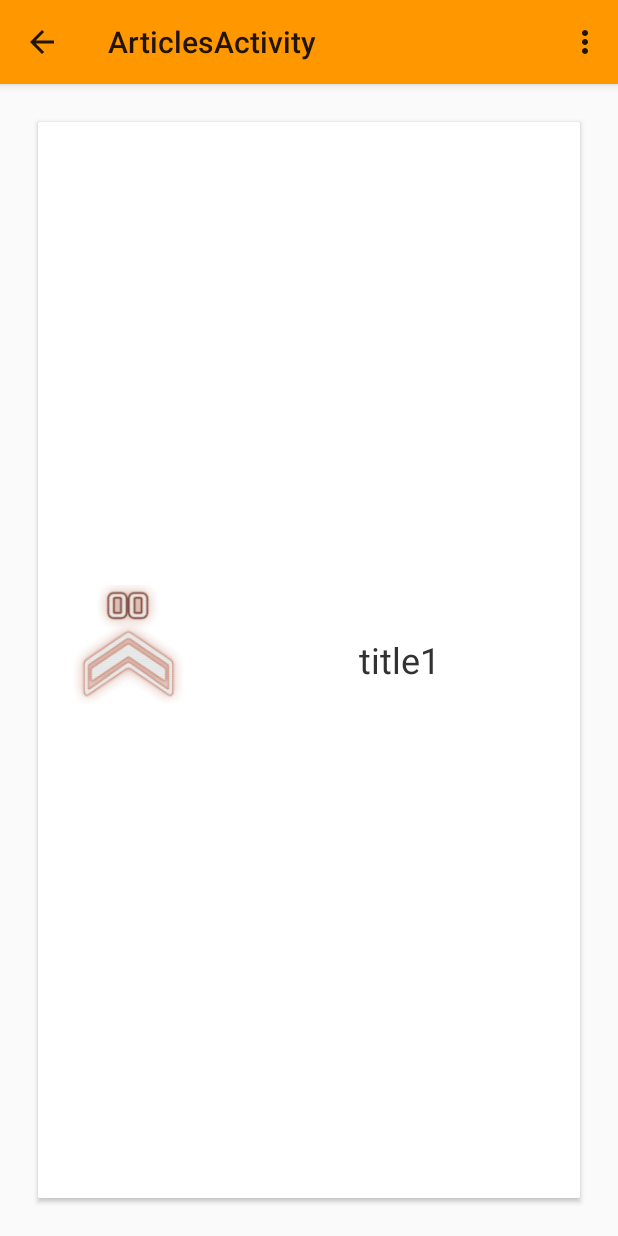
After one commit to mafraqs/BF4StatsApp, an Android app: the ArticlesActivity screen opened directly, with no data from a screen before it, on a phone screen of 412 x 824 dp. The commit adds this screen. Run offline under Robolectric (Android 15) with nearby library versions, the light colour scheme and no system bars.

Commit message:
CardView for Articles (Branch: RSS_Approach)

```diff
--- a/app/build.gradle
+++ b/app/build.gradle
@@ -5,7 +5,7 @@ android {
     buildToolsVersion "21.1.2"
     defaultConfig {
         applicationId 'com.example.marius.bf4statsapp'
-        minSdkVersion 19
+        minSdkVersion 21
         targetSdkVersion 21
         versionCode 1
         versionName "1.0"
--- a/app/src/main/AndroidManifest.xml
+++ b/app/src/main/AndroidManifest.xml
@@ -9,6 +9,7 @@
         android:icon="@mipmap/ic_launcher"
         android:label="@string/app_name"
         android:theme="@style/AppTheme" >
+
         <activity
             android:name=".MainActivity"
             android:label="@string/app_name" >
@@ -23,6 +24,7 @@
                 <category android:name="android.intent.category.LAUNCHER" />
             </intent-filter>
         </activity>
+
         <activity
             android:name=".SearchSoldiersActivity"
             android:label="@string/title_activity_search_soldiers" >
@@ -30,6 +32,7 @@
                 <action android:name="android.intent.action.SEARCH" />
             </intent-filter>
         </activity>
+
         <activity
             android:name=".ComparisonActivity"
             android:label="@string/title_activity_comparison"
@@ -37,10 +40,24 @@
             <meta-data
                 android:name="android.support.PARENT_ACTIVITY"
                 android:value="com.example.marius.bf4statsapp.MainActivity" />
+
             <intent-filter>
                 <action android:name="android.intent.action.SEARCH" />
+
                 <category android:name="android.intent.category.LAUNCHER" />
             </intent-filter>
+        </activity>
+
+        <activity
+            android:name=".ArticlesActivity"
+            android:label="@string/title_activity_articles"
+            android:parentActivityName=".MainActivity" >
+
+            <meta-data
+                android:name="android.support.PARENT_ACTIVITY"
+                android:value="com.example.marius.bf4statsapp.MainActivity" />
+
+
         </activity>
     </application>
 
--- /dev/null
+++ b/app/src/main/java/com/example/marius/bf4statsapp/ArticlesActivity.java
@@ -0,0 +1,76 @@
+package com.example.marius.bf4statsapp;
+
+import android.app.Activity;
+import android.os.Bundle;
+import android.support.v7.widget.DefaultItemAnimator;
+import android.support.v7.widget.LinearLayoutManager;
+import android.support.v7.widget.RecyclerView;
+import android.view.Menu;
+import android.view.MenuItem;
+
+import java.util.ArrayList;
+import java.util.List;
+
+import uihelper.ArticleInfo;
+import uihelper.ArticlesAdapter;
+
+
+public class ArticlesActivity extends Activity {
+
+    private RecyclerView mRecyclerView;
+    private ArticlesAdapter mAdapter;
+
+    @Override
+    protected void onCreate(Bundle savedInstanceState) {
+
+        super.onCreate(savedInstanceState);
+        setContentView(R.layout.activity_articles);
+
+        mRecyclerView = (RecyclerView)findViewById(R.id.cardList);
+        mRecyclerView.setLayoutManager(new LinearLayoutManager(this));
+        mRecyclerView.setItemAnimator(new DefaultItemAnimator());
+
+        mAdapter = new ArticlesAdapter(createList(10), R.layout.card_layout_articles, this);
+        mRecyclerView.setAdapter(mAdapter);
+    }
+
+
+    @Override
+    public boolean onCreateOptionsMenu(Menu menu) {
+        // Inflate the menu; this adds items to the action bar if it is present.
+        getMenuInflater().inflate(R.menu.menu_articles, menu);
+        return true;
+    }
+
+    @Override
+    public boolean onOptionsItemSelected(MenuItem item) {
+        // Handle action bar item clicks here. The action bar will
+        // automatically handle clicks on the Home/Up button, so long
+        // as you specify a parent activity in AndroidManifest.xml.
+        int id = item.getItemId();
+
+        //noinspection SimplifiableIfStatement
+        if (id == R.id.action_settings) {
+            return true;
+        }
+
+        return super.onOptionsItemSelected(item);
+    }
+
+
+    private List<ArticleInfo> createList(int size) {
+
+        List<ArticleInfo> result = new ArrayList<ArticleInfo>();
+        for (int i=1; i <= size; i++) {
+            ArticleInfo ai = new ArticleInfo();
+            ai.title =  "title" + i;
+            ai.description = "desc" + i;
+            ai.imageName = "r0";
+
+            result.add(ai);
+
+        }
+
+        return result;
+    }
+}
--- a/app/src/main/java/com/example/marius/bf4statsapp/MainActivity.java
+++ b/app/src/main/java/com/example/marius/bf4statsapp/MainActivity.java
@@ -371,6 +371,16 @@ public class MainActivity extends Activity {
             return true;
         }
 
+        if (id == R.id.articles) {
+            Intent intent = new Intent(this, ArticlesActivity.class);
+            startActivity(intent);
+        }
+
+        if (id == R.id.comparison) {
+            Intent intent = new Intent(this, ComparisonActivity.class);
+            startActivity(intent);
+        }
+
         return super.onOptionsItemSelected(item);
     }
 }
--- /dev/null
+++ b/app/src/main/java/uihelper/ArticleInfo.java
@@ -0,0 +1,26 @@
+package uihelper;
+
+import android.content.Context;
+
+/**
+ * Created by Marius on 06.04.2015.
+ */
+public class ArticleInfo {
+
+    public String title;
+    public String description;
+    public String imageName;
+
+
+    public int getImageResourceId(Context context)
+    {
+        try {
+            return context.getResources().getIdentifier(this.imageName, "drawable", context.getPackageName());
+
+        } catch (Exception e) {
+            e.printStackTrace();
+            return -1;
+        }
+    }
+
+}
--- /dev/null
+++ b/app/src/main/java/uihelper/ArticlesAdapter.java
@@ -0,0 +1,61 @@
+package uihelper;
+
+import android.content.Context;
+import android.support.v7.widget.RecyclerView;
+import android.view.LayoutInflater;
+import android.view.View;
+import android.view.ViewGroup;
+import android.widget.ImageView;
+import android.widget.TextView;
+
+import com.example.marius.bf4statsapp.R;
+
+import java.util.List;
+
+/**
+ * Created by Marius on 06.04.2015.
+ */
+public class ArticlesAdapter extends RecyclerView.Adapter<ArticlesAdapter.ArticlesViewHolder> {
+
+    private List<ArticleInfo> articles;
+    private int rowLayout;
+    private Context mContext;
+
+    public ArticlesAdapter(List<ArticleInfo> articles, int rowLayout, Context context) {
+        this.articles = articles;
+        this.rowLayout = rowLayout;
+        this.mContext = context;
+    }
+
+
+    @Override
+    public void onBindViewHolder(ArticlesViewHolder articlesViewHolder, int i) {
+        ArticleInfo article = articles.get(i);
+        articlesViewHolder.vArticleName.setText(article.title);
+        articlesViewHolder.vArticleImage.setImageDrawable(mContext.getDrawable(article.getImageResourceId(mContext)));
+    }
+
+    @Override
+    public int getItemCount() {
+        return articles == null ? 0 : articles.size();
+    }
+
+    @Override
+    public ArticlesViewHolder onCreateViewHolder(ViewGroup viewGroup, int i) {
+        View v = LayoutInflater.from(viewGroup.getContext()).inflate(rowLayout, viewGroup, false);
+        return new ArticlesViewHolder(v);
+    }
+
+    public static class ArticlesViewHolder extends RecyclerView.ViewHolder {
+
+        protected TextView vArticleName;
+        protected ImageView vArticleImage;
+
+        public ArticlesViewHolder(View v) {
+            super(v);
+            vArticleName = (TextView) v.findViewById(R.id.articleTitle);
+            vArticleImage = (ImageView) v.findViewById(R.id.articleImage);
+
+        }
+    }
+}
--- /dev/null
+++ b/app/src/main/res/layout/activity_articles.xml
@@ -0,0 +1,15 @@
+<RelativeLayout xmlns:android="http://schemas.android.com/apk/res/android"
+                xmlns:tools="http://schemas.android.com/tools"
+                android:layout_width="match_parent"
+                android:layout_height="match_parent"
+                android:paddingBottom="@dimen/activity_vertical_margin"
+                android:paddingLeft="@dimen/activity_horizontal_margin"
+                android:paddingRight="@dimen/activity_horizontal_margin"
+                android:paddingTop="@dimen/activity_vertical_margin"
+                tools:context=".MyActivity">
+
+    <android.support.v7.widget.RecyclerView
+        android:id="@+id/cardList"
+        android:layout_width="match_parent"
+        android:layout_height="match_parent" />
+</RelativeLayout>
--- /dev/null
+++ b/app/src/main/res/layout/card_layout_articles.xml
@@ -0,0 +1,42 @@
+<?xml version="1.0" encoding="utf-8"?>
+<android.support.v7.widget.CardView
+    xmlns:android="http://schemas.android.com/apk/res/android"
+    xmlns:card_view="http://schemas.android.com/apk/res-auto"
+    android:layout_width="match_parent"
+    android:layout_height="match_parent"
+    android:layout_margin="5dp"
+    android:orientation="horizontal"
+    card_view:cardCornerRadius="1dp">
+
+    <LinearLayout
+        android:layout_width="match_parent"
+        android:layout_height="match_parent"
+        android:clickable="true"
+        android:focusable="true"
+        android:orientation="horizontal" >
+
+        <ImageView
+            android:id="@+id/articleImage"
+            android:layout_width="0dp"
+            android:layout_height="100dp"
+            android:layout_gravity="center"
+            android:layout_weight="1"
+            android:clickable="true"
+            android:focusable="true"
+            android:scaleType="centerCrop" />
+
+        <TextView
+            android:id="@+id/articleTitle"
+            android:layout_width="0dp"
+            android:layout_height="100dp"
+            android:layout_gravity="center"
+            android:layout_weight="2"
+            android:background="?android:selectableItemBackground"
+            android:gravity="center"
+            android:text="This will be the title"
+            android:textColor="@android:color/secondary_text_light"
+            android:textSize="24sp" />
+
+    </LinearLayout>
+
+</android.support.v7.widget.CardView>
--- /dev/null
+++ b/app/src/main/res/menu/menu_articles.xml
@@ -0,0 +1,8 @@
+<menu xmlns:android="http://schemas.android.com/apk/res/android"
+      xmlns:tools="http://schemas.android.com/tools"
+      tools:context="com.example.marius.bf4statsapp.ArticlesActivity">
+    <item android:id="@+id/action_settings"
+          android:title="@string/action_settings"
+          android:orderInCategory="100"
+          android:showAsAction="never"/>
+</menu>
--- a/app/src/main/res/menu/menu_main.xml
+++ b/app/src/main/res/menu/menu_main.xml
@@ -8,9 +8,15 @@
         android:icon="@drawable/ic_search"
         android:showAsAction="collapseActionView|ifRoom"
         android:actionViewClass="android.widget.SearchView"/>
+
     <item
-        android:id="@+id/action_settings"
+        android:id="@+id/comparison"
         android:orderInCategory="100"
         android:showAsAction="never"
-        android:title="@string/action_settings"/>
+        android:title="@string/action_compare"/>
+    <item
+        android:id="@+id/articles"
+        android:orderInCategory="100"
+        android:showAsAction="never"
+        android:title="@string/action_articles"/>
 </menu>
--- a/app/src/main/res/values/strings.xml
+++ b/app/src/main/res/values/strings.xml
@@ -2,7 +2,11 @@
     <string name="app_name">BF4Stats</string>
 
     <string name="greeting">Ultimative BF4Stats 5.000!</string>
+
     <string name="action_settings">Einstellungen</string>
+    <string name="action_articles">News</string>
+    <string name="action_compare">Vergleich</string>
+
     <string name="btn_GoText">Vergleichen!</string>
     <string name="action_search">test</string>
     <string name="search_title">Suche</string>
@@ -27,10 +31,10 @@
     <string name="title_activity_comparison">ComparisonActivity</string>
 
     <string name="hello_world">Hello world!</string>
-    <string name="action_compare">Vergleich</string>
     <string name="btn_Go">Go!</string>
 
     //Card Titles
     <string name="stats">STATS</string>
+    <string name="title_activity_articles">ArticlesActivity</string>
 
 </resources>
```
Also changed, not shown: 1 other file.
